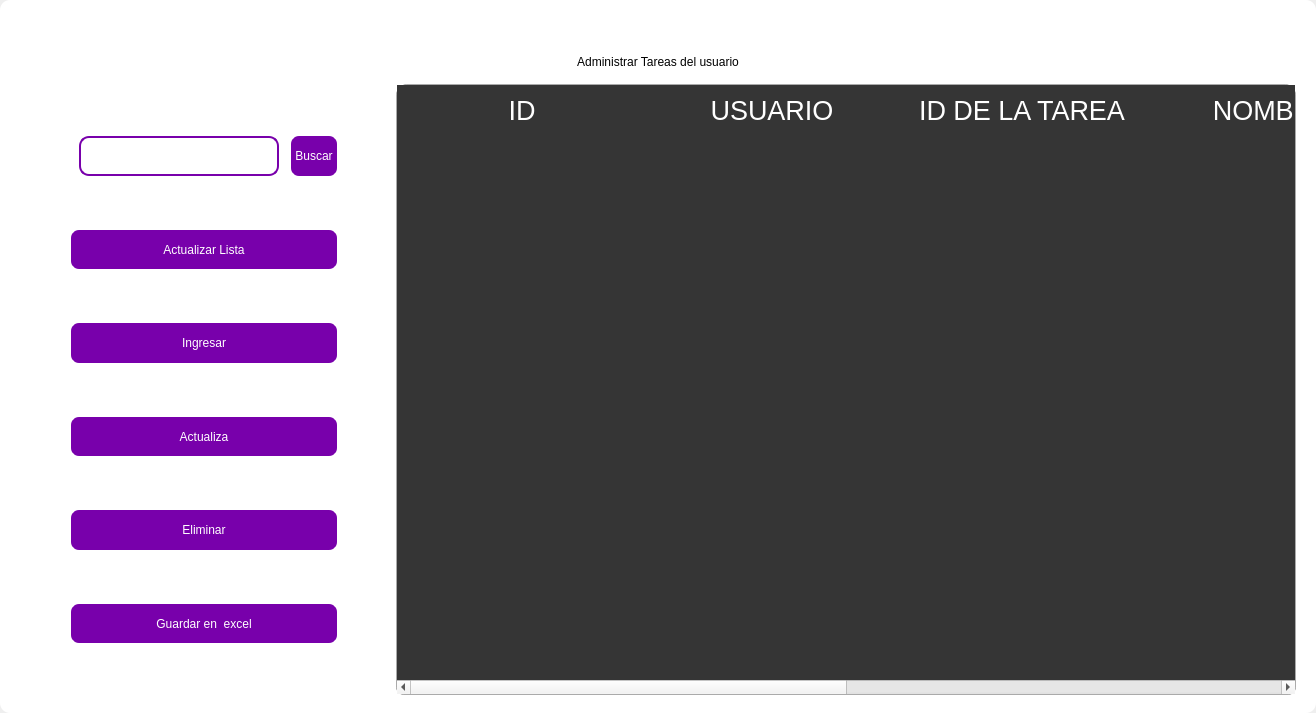
Before: the Qt Designer form design/standar/maintask1.ui in codemiguel-dev/ERP-EmprendeSoft-Desktop, drawn with Qt 5.
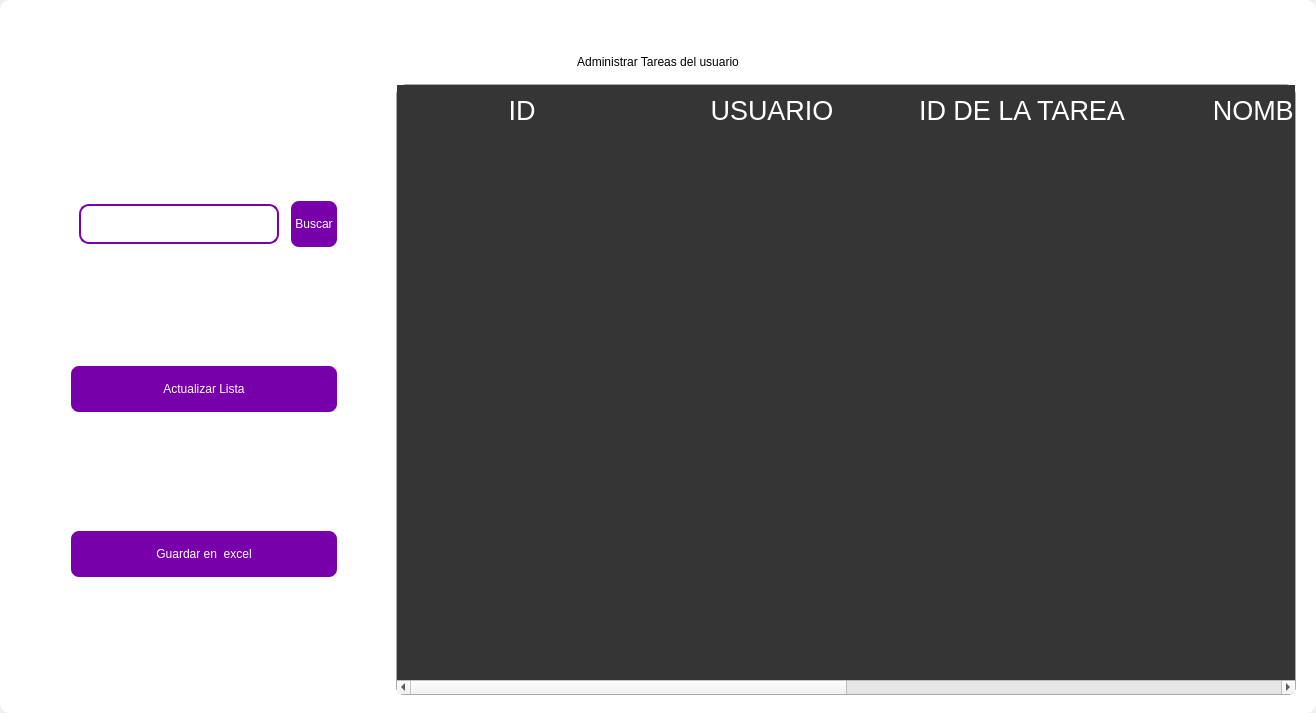
After: the same form once the commit is applied. Icons and pictures are not drawn.

```diff
--- a/design/standar/maintask1.ui
+++ b/design/standar/maintask1.ui
@@ -553,141 +553,6 @@
               </property>
              </widget>
             </item>
-            <item>
-             <widget class="QPushButton" name="btn_add">
-              <property name="minimumSize">
-               <size>
-                <width>0</width>
-                <height>40</height>
-               </size>
-              </property>
-              <property name="maximumSize">
-               <size>
-                <width>300</width>
-                <height>50</height>
-               </size>
-              </property>
-              <property name="cursor">
-               <cursorShape>PointingHandCursor</cursorShape>
-              </property>
-              <property name="styleSheet">
-               <string notr="true">QPushButton{
-border-radius:10px; 
-font: 12pt &quot;Arial&quot;;
-color: rgb(255, 255, 254);
-border: 2px solid #ffffff;
-	background-color: rgb(120, 0, 171);
-}
-
-QPushButton:hover{
-border-radius:10px; 
-font: 12pt &quot;Arial&quot;;
-color: rgb(255, 255, 255);
-border: 2px solid rgb(120, 0, 171);
-	background-color: rgb(120, 0, 171);
-}</string>
-              </property>
-              <property name="text">
-               <string>Ingresar</string>
-              </property>
-              <property name="iconSize">
-               <size>
-                <width>35</width>
-                <height>35</height>
-               </size>
-              </property>
-             </widget>
-            </item>
-            <item>
-             <widget class="QPushButton" name="btn_update">
-              <property name="minimumSize">
-               <size>
-                <width>0</width>
-                <height>40</height>
-               </size>
-              </property>
-              <property name="maximumSize">
-               <size>
-                <width>300</width>
-                <height>50</height>
-               </size>
-              </property>
-              <property name="cursor">
-               <cursorShape>PointingHandCursor</cursorShape>
-              </property>
-              <property name="styleSheet">
-               <string notr="true">QPushButton{
-border-radius:10px; 
-font: 12pt &quot;Arial&quot;;
-color: rgb(255, 255, 254);
-border: 2px solid #ffffff;
-	background-color: rgb(120, 0, 171);
-}
-
-QPushButton:hover{
-border-radius:10px; 
-font: 12pt &quot;Arial&quot;;
-color: rgb(255, 255, 255);
-border: 2px solid rgb(120, 0, 171);
-	background-color: rgb(120, 0, 171);
-}</string>
-              </property>
-              <property name="text">
-               <string>Actualiza</string>
-              </property>
-              <property name="iconSize">
-               <size>
-                <width>35</width>
-                <height>35</height>
-               </size>
-              </property>
-             </widget>
-            </item>
-            <item>
-             <widget class="QPushButton" name="btn_delete">
-              <property name="minimumSize">
-               <size>
-                <width>0</width>
-                <height>40</height>
-               </size>
-              </property>
-              <property name="maximumSize">
-               <size>
-                <width>300</width>
-                <height>50</height>
-               </size>
-              </property>
-              <property name="cursor">
-               <cursorShape>PointingHandCursor</cursorShape>
-              </property>
-              <property name="styleSheet">
-               <string notr="true">QPushButton{
-border-radius:10px; 
-font: 12pt &quot;Arial&quot;;
-color: rgb(255, 255, 254);
-border: 2px solid #ffffff;
-	background-color: rgb(120, 0, 171);
-}
-
-QPushButton:hover{
-border-radius:10px; 
-font: 12pt &quot;Arial&quot;;
-color: rgb(255, 255, 255);
-border: 2px solid rgb(120, 0, 171);
-	background-color: rgb(120, 0, 171);
-}</string>
-              </property>
-              <property name="text">
-               <string>Eliminar</string>
-              </property>
-              <property name="iconSize">
-               <size>
-                <width>35</width>
-                <height>35</height>
-               </size>
-              </property>
-             </widget>
-            </item>
             <item>
              <widget class="QPushButton" name="btn_excel">
               <property name="minimumSize">
```
